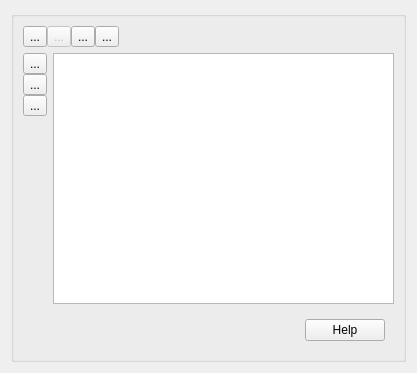
Before: the Qt Designer form TableInstanceForm.ui in fritzone/ddm, drawn with Qt 5.
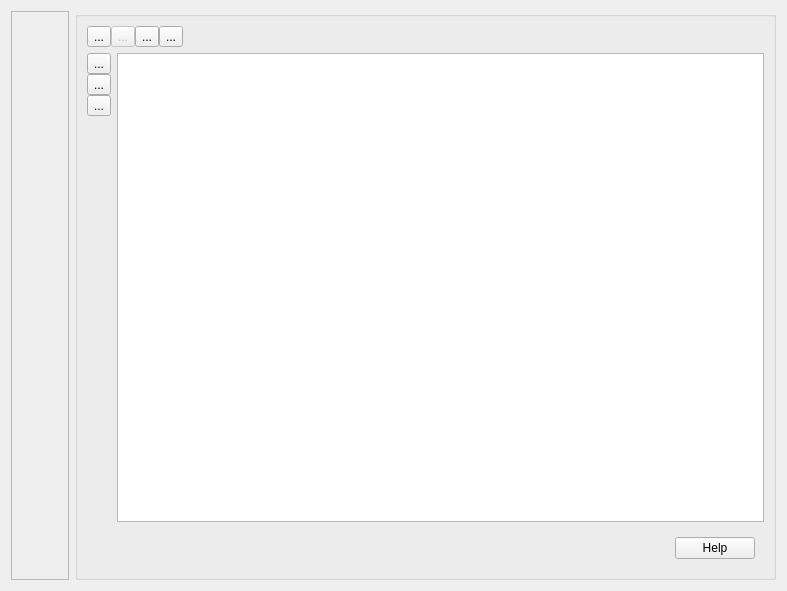
After: the same form once the commit is applied. Icons and pictures are not drawn.

Patch:
```diff
--- a/TableInstanceForm.ui
+++ b/TableInstanceForm.ui
@@ -6,16 +6,69 @@
    <rect>
     <x>0</x>
     <y>0</y>
-    <width>417</width>
-    <height>373</height>
+    <width>787</width>
+    <height>591</height>
    </rect>
   </property>
   <property name="windowTitle">
    <string>Form</string>
   </property>
-  <layout class="QVBoxLayout" name="verticalLayout_2">
+  <layout class="QHBoxLayout" name="horizontalLayout">
    <item>
-    <widget class="QGroupBox" name="groupBox">
+    <widget class="QFrame" name="frameForUnlockButton">
+     <property name="frameShape">
+      <enum>QFrame::StyledPanel</enum>
+     </property>
+     <property name="frameShadow">
+      <enum>QFrame::Raised</enum>
+     </property>
+     <layout class="QVBoxLayout" name="verticalLayout_4">
+      <property name="spacing">
+       <number>0</number>
+      </property>
+      <property name="margin">
+       <number>0</number>
+      </property>
+      <item>
+       <widget class="QToolButton" name="btnLock">
+        <property name="text">
+         <string/>
+        </property>
+        <property name="iconSize">
+         <size>
+          <width>48</width>
+          <height>48</height>
+         </size>
+        </property>
+        <property name="checkable">
+         <bool>true</bool>
+        </property>
+        <property name="popupMode">
+         <enum>QToolButton::InstantPopup</enum>
+        </property>
+        <property name="autoRaise">
+         <bool>true</bool>
+        </property>
+       </widget>
+      </item>
+      <item>
+       <spacer name="verticalSpacer_2">
+        <property name="orientation">
+         <enum>Qt::Vertical</enum>
+        </property>
+        <property name="sizeHint" stdset="0">
+         <size>
+          <width>20</width>
+          <height>40</height>
+         </size>
+        </property>
+       </spacer>
+      </item>
+     </layout>
+    </widget>
+   </item>
+   <item>
+    <widget class="QGroupBox" name="grpContent">
      <property name="title">
       <string/>
      </property>
```
Left out of the diff: 17 changed lines with no effect on the pictures.
